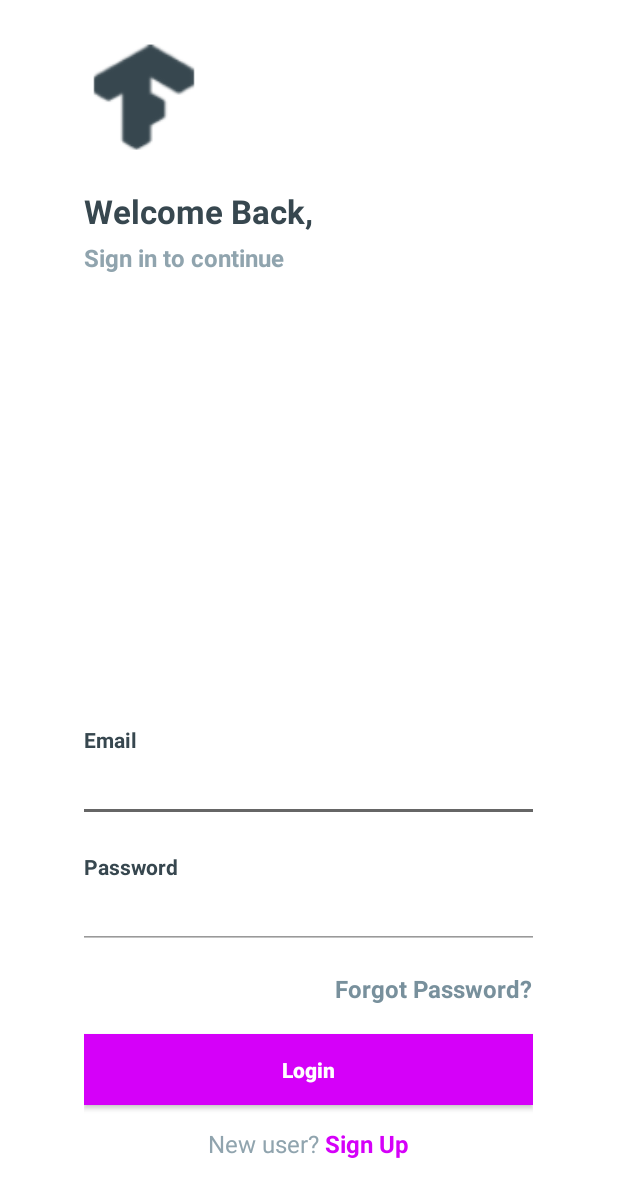
After one commit to C-Aniruddh/deepblue_2019, an Android app: the LoginActivity screen opened directly, with no data from a screen before it, on a phone screen of 412 x 824 dp. The commit adds this screen. Shown: the top 1197 px of the screen. Run offline under Robolectric (Android 15) with nearby library versions, the phone set to English and light mode, and no system bars; libraries missing offline, so code that uses them is left out: com.afollestad.bridge; pictures from the network do not load.

Commit message:
dbs4: android update

```diff
--- a/app/build.gradle
+++ b/app/build.gradle
@@ -79,6 +79,10 @@ dependencies {
     implementation 'com.klinkerapps:sliding-activity:1.5.2'
     implementation "com.google.ar.sceneform.ux:sceneform-ux:1.6.0"
 
+    implementation('com.afollestad:bridge:5.1.2') {
+        exclude group: 'org.json', module: 'json'
+    }
+
 }
 
 
--- a/app/src/main/AndroidManifest.xml
+++ b/app/src/main/AndroidManifest.xml
@@ -82,7 +82,8 @@
             android:taskAffinity=""
             android:theme="@style/Theme.Sliding.Light" />
         <activity android:name=".ManualMode" />
-        <activity android:name=".CameraCalibration"></activity>
+        <activity android:name=".CameraCalibration" />
+        <activity android:name=".LoginActivity"></activity>
     </application>
 
 </manifest>
--- a/app/src/main/java/io/aniruddh/deepblue/Constants.java
+++ b/app/src/main/java/io/aniruddh/deepblue/Constants.java
@@ -1,4 +1,4 @@
-package io.aniruddh.deepblue.tensorflow;
+package io.aniruddh.deepblue;
 
 public class Constants {
     public static final String SERVER_API = "http://192.168.0.106:5000/mobile/";
--- a/app/src/main/java/io/aniruddh/deepblue/DashboardActivity.java
+++ b/app/src/main/java/io/aniruddh/deepblue/DashboardActivity.java
@@ -2,6 +2,7 @@ package io.aniruddh.deepblue;
 
 import android.content.Context;
 import android.content.Intent;
+import android.content.SharedPreferences;
 import android.graphics.PorterDuff;
 import android.hardware.camera2.CameraAccessException;
 import android.hardware.camera2.CameraCharacteristics;
@@ -9,6 +10,7 @@ import android.hardware.camera2.CameraManager;
 import android.net.Uri;
 import android.os.Build;
 import android.os.Bundle;
+import android.preference.PreferenceManager;
 import android.support.annotation.RequiresApi;
 import android.support.design.widget.TabLayout;
 import android.support.v4.app.Fragment;
@@ -56,6 +58,12 @@ public class DashboardActivity extends AppCompatActivity implements HomeFragment
 
         CameraManager manager =
                 (CameraManager)getSystemService(CAMERA_SERVICE);
+
+        SharedPreferences prefs = PreferenceManager.getDefaultSharedPreferences(getApplicationContext());
+        if (!prefs.getBoolean("logged", false)) {
+            Intent startLogin = new Intent(DashboardActivity.this, LoginActivity.class);
+            startActivity(startLogin);
+        }
 
         try {
             for (String cameraId : manager.getCameraIdList()) {
--- a/app/src/main/java/io/aniruddh/deepblue/IssueActivity.java
+++ b/app/src/main/java/io/aniruddh/deepblue/IssueActivity.java
@@ -1,6 +1,5 @@
 package io.aniruddh.deepblue;
 
-import android.media.Image;
 import android.os.Bundle;
 import android.support.annotation.NonNull;
 import android.support.design.widget.BottomSheetBehavior;
@@ -23,10 +22,7 @@ import com.google.android.gms.maps.model.Marker;
 import com.google.android.gms.maps.model.MarkerOptions;
 
 
-
-import io.aniruddh.deepblue.R;
 import io.aniruddh.deepblue.models.Issue;
-import io.aniruddh.deepblue.tensorflow.Constants;
 import io.aniruddh.deepblue.utils.Tools;
 
 public class IssueActivity extends AppCompatActivity {
--- /dev/null
+++ b/app/src/main/java/io/aniruddh/deepblue/LoginActivity.java
@@ -0,0 +1,84 @@
+package io.aniruddh.deepblue;
+
+import android.os.StrictMode;
+import android.support.design.widget.Snackbar;
+import android.support.design.widget.TextInputEditText;
+import android.support.v7.app.AppCompatActivity;
+import android.os.Bundle;
+import android.text.Editable;
+import android.view.View;
+import android.widget.Button;
+
+import com.afollestad.bridge.Bridge;
+import com.afollestad.bridge.BridgeException;
+import com.afollestad.bridge.Form;
+import com.afollestad.bridge.Request;
+
+import io.aniruddh.deepblue.R;
+import io.aniruddh.deepblue.utils.Tools;
+
+public class LoginActivity extends AppCompatActivity {
+
+    private View parent_view;
+    private Button loginButton;
+    private TextInputEditText usernameEdit;
+    private TextInputEditText passwordEdit;
+
+    @Override
+    protected void onCreate(Bundle savedInstanceState) {
+        super.onCreate(savedInstanceState);
+        setContentView(R.layout.activity_login);
+        parent_view = findViewById(android.R.id.content);
+
+
+        Tools.setSystemBarColor(this, android.R.color.white);
+        Tools.setSystemBarLight(this);
+
+
+        usernameEdit = (TextInputEditText) findViewById(R.id.usernameEdit);
+        passwordEdit = (TextInputEditText) findViewById(R.id.passwordEdit);
+
+        ((View) findViewById(R.id.forgot_password)).setOnClickListener(new View.OnClickListener() {
+            @Override
+            public void onClick(View view) {
+                Snackbar.make(parent_view, "Forgot Password", Snackbar.LENGTH_SHORT).show();
+            }
+        });
+        ((View) findViewById(R.id.sign_up)).setOnClickListener(new View.OnClickListener() {
+            @Override
+            public void onClick(View view) {
+                Snackbar.make(parent_view, "Sign Up", Snackbar.LENGTH_SHORT).show();
+            }
+        });
+
+        loginButton = (Button) findViewById(R.id.login_button);
+
+        loginButton.setOnClickListener(new View.OnClickListener() {
+            @Override
+            public void onClick(View view) {
+                Editable usernameEditable = usernameEdit.getText();
+                Editable passwordEditable = passwordEdit.getText();
+                String username = usernameEditable.toString();
+                String password = passwordEditable.toString();
+
+                StrictMode.ThreadPolicy policy = new StrictMode.ThreadPolicy.Builder().permitAll().build();
+                StrictMode.setThreadPolicy(policy);
+
+                String login_endpoint = Constants.SERVER_API + "login";
+
+                Form form = new Form()
+                        .add("email", username)
+                        .add("password", password);
+                try {
+                    Request request = Bridge
+                            .post(login_endpoint)
+                            .body(form)
+                            .request();
+                } catch (BridgeException e) {
+                    e.printStackTrace();
+                }
+
+            }
+        });
+    }
+}
--- a/app/src/main/java/io/aniruddh/deepblue/SingleIssueActivity.java
+++ b/app/src/main/java/io/aniruddh/deepblue/SingleIssueActivity.java
@@ -1,9 +1,6 @@
 package io.aniruddh.deepblue;
 
 import android.content.Context;
-import android.content.Intent;
-import android.support.design.widget.BottomSheetBehavior;
-import android.support.v7.app.AppCompatActivity;
 import android.os.Bundle;
 import android.view.View;
 import android.widget.ImageView;
@@ -22,7 +19,6 @@ import com.klinker.android.sliding.MultiShrinkScroller;
 import com.klinker.android.sliding.SlidingActivity;
 
 import io.aniruddh.deepblue.models.Issue;
-import io.aniruddh.deepblue.tensorflow.Constants;
 import io.aniruddh.deepblue.utils.Tools;
 import io.github.inflationx.calligraphy3.CalligraphyConfig;
 import io.github.inflationx.calligraphy3.CalligraphyInterceptor;
--- a/app/src/main/java/io/aniruddh/deepblue/fragments/IssueFragment.java
+++ b/app/src/main/java/io/aniruddh/deepblue/fragments/IssueFragment.java
@@ -26,9 +26,8 @@ import com.google.gson.reflect.TypeToken;
 import java.util.ArrayList;
 import java.util.List;
 
-import io.aniruddh.deepblue.IssueActivity;
 import io.aniruddh.deepblue.SingleIssueActivity;
-import io.aniruddh.deepblue.tensorflow.Constants;
+import io.aniruddh.deepblue.Constants;
 import io.aniruddh.deepblue.network.NetworkClass;
 import io.aniruddh.deepblue.R;
 import io.aniruddh.deepblue.models.Issue;
--- /dev/null
+++ b/app/src/main/res/drawable/btn_purple_a400.xml
@@ -0,0 +1,43 @@
+<?xml version="1.0" encoding="utf-8"?>
+<selector xmlns:android="http://schemas.android.com/apk/res/android">
+    <item android:state_pressed="true">
+
+        <layer-list>
+            <item android:bottom="4dp" android:left="4dp" android:right="4dp" android:top="4dp">
+                <shape android:shape="rectangle">
+                    <solid android:color="@color/purple_A700" />
+                    <padding android:bottom="0dp" android:left="0dp" android:right="0dp" android:top="0dp" />
+                    <size android:width="110dp" android:height="40dp" />
+                </shape>
+            </item>
+        </layer-list>
+
+    </item>
+    <item android:state_focused="true">
+
+        <layer-list>
+            <item android:bottom="4dp" android:left="4dp" android:right="4dp" android:top="4dp">
+                <shape android:shape="rectangle">
+                    <solid android:color="@color/purple_A700" />
+                    <padding android:bottom="0dp" android:left="0dp" android:right="0dp" android:top="0dp" />
+                    <size android:width="110dp" android:height="40dp" />
+                </shape>
+            </item>
+        </layer-list>
+
+    </item>
+
+    <item>
+
+        <layer-list>
+            <item android:bottom="4dp" android:left="4dp" android:right="4dp" android:top="4dp">
+                <shape android:shape="rectangle">
+                    <solid android:color="@color/purple_A400" />
+                    <padding android:bottom="0dp" android:left="0dp" android:right="0dp" android:top="0dp" />
+                    <size android:width="110dp" android:height="40dp" />
+                </shape>
+            </item>
+        </layer-list>
+
+    </item>
+</selector>
--- a/app/src/main/res/layout/activity_dashboard.xml
+++ b/app/src/main/res/layout/activity_dashboard.xml
@@ -39,8 +39,8 @@
         android:id="@+id/tab_layout"
         android:layout_width="match_parent"
         android:layout_height="@dimen/spacing_xxlarge"
-        android:background="@android:color/black"
-        app:popupTheme="@style/ThemeOverlay.AppCompat"
+        android:background="@android:color/white"
+        app:popupTheme="@style/ThemeOverlay.AppCompat.Light"
         app:tabIndicatorHeight="0dp"
         app:tabMode="fixed"
         app:theme="@style/Toolbar.Light" />
--- /dev/null
+++ b/app/src/main/res/layout/activity_login.xml
@@ -0,0 +1,175 @@
+<?xml version="1.0" encoding="utf-8"?>
+<LinearLayout xmlns:android="http://schemas.android.com/apk/res/android"
+    android:layout_width="match_parent"
+    android:layout_height="match_parent"
+    android:background="@android:color/white"
+    android:orientation="vertical">
+
+    <RelativeLayout
+        android:layout_width="match_parent"
+        android:layout_height="match_parent">
+
+        <LinearLayout
+            android:layout_width="330dp"
+            android:layout_height="match_parent"
+            android:layout_centerInParent="true"
+            android:orientation="vertical"
+            android:padding="@dimen/spacing_large">
+
+            <View
+                android:layout_width="0dp"
+                android:layout_height="@dimen/spacing_middle" />
+
+            <ImageView
+                android:layout_width="80dp"
+                android:layout_height="80dp"
+                android:src="@drawable/ic_launcher"
+                android:tint="@color/blue_grey_800" />
+
+            <View
+                android:layout_width="0dp"
+                android:layout_height="@dimen/spacing_large" />
+
+            <TextView
+                android:layout_width="wrap_content"
+                android:layout_height="wrap_content"
+                android:layout_marginTop="@dimen/spacing_medium"
+                android:text="Welcome Back,"
+                android:textAppearance="@style/Base.TextAppearance.AppCompat.Large"
+                android:textColor="@color/blue_grey_800"
+                android:textStyle="bold" />
+
+            <TextView
+                android:layout_width="wrap_content"
+                android:layout_height="wrap_content"
+                android:layout_marginTop="@dimen/spacing_medium"
+                android:text="Sign in to continue"
+                android:textAppearance="@style/Base.TextAppearance.AppCompat.Subhead"
+                android:textColor="@color/blue_grey_300"
+                android:textStyle="bold" />
+
+            <View
+                android:layout_width="0dp"
+                android:layout_height="0dp"
+                android:layout_weight="1" />
+
+            <TextView
+                android:layout_width="wrap_content"
+                android:layout_height="wrap_content"
+                android:text="Email"
+                android:textAlignment="center"
+                android:textAppearance="@style/Base.TextAppearance.AppCompat.Small"
+                android:textColor="@color/blue_grey_800"
+                android:textStyle="bold" />
+
+            <android.support.design.widget.TextInputEditText
+                android:layout_width="match_parent"
+                android:layout_height="wrap_content"
+                android:layout_marginLeft="-4dp"
+                android:id="@+id/usernameEdit"
+                android:layout_marginRight="-4dp"
+                android:inputType="text"
+                android:maxLength="50"
+                android:maxLines="1"
+                android:singleLine="true"
+                android:textColor="@color/blue_grey_300"
+                android:theme="@style/EditText.Grey" />
+
+            <View
+                android:layout_width="0dp"
+                android:layout_height="@dimen/spacing_mlarge" />
+
+            <TextView
+                android:layout_width="wrap_content"
+                android:layout_height="wrap_content"
+                android:text="Password"
+                android:textAlignment="center"
+                android:textAppearance="@style/Base.TextAppearance.AppCompat.Small"
+                android:textColor="@color/blue_grey_800"
+                android:textStyle="bold" />
+
+            <android.support.design.widget.TextInputEditText
+                android:layout_width="match_parent"
+                android:layout_height="wrap_content"
+                android:layout_marginLeft="-4dp"
+                android:layout_marginRight="-4dp"
+                android:inputType="textPassword"
+                android:id="@+id/passwordEdit"
+                android:maxLength="50"
+                android:maxLines="1"
+                android:singleLine="true"
+                android:textColor="@color/blue_grey_300"
+                android:theme="@style/EditText.Grey" />
+
+            <View
+                android:layout_width="0dp"
+                android:layout_height="@dimen/spacing_middle" />
+
+            <TextView
+                android:id="@+id/forgot_password"
+                android:layout_width="wrap_content"
+                android:layout_height="wrap_content"
+                android:layout_gravity="right|end"
+                android:layout_marginTop="@dimen/spacing_medium"
+                android:clickable="true"
+                android:text="Forgot Password?"
+                android:textAlignment="center"
+                android:textAppearance="@style/Base.TextAppearance.AppCompat.Subhead"
+                android:textColor="@color/blue_grey_400"
+                android:textStyle="bold" />
+
+            <View
+                android:layout_width="0dp"
+                android:layout_height="@dimen/spacing_large" />
+
+            <Button
+                android:layout_width="match_parent"
+                android:layout_height="55dp"
+                android:layout_marginLeft="-4dp"
+                android:layout_marginRight="-4dp"
+                android:background="@drawable/btn_purple_a400"
+                android:text="Login"
+                android:id="@+id/login_button"
+                android:textAllCaps="false"
+                android:textColor="@android:color/white"
+                android:textStyle="bold" />
+
+            <View
+                android:layout_width="0dp"
+                android:layout_height="@dimen/spacing_medium" />
+
+            <LinearLayout
+                android:layout_width="match_parent"
+                android:layout_height="wrap_content"
+                android:layout_marginTop="@dimen/spacing_medium"
+                android:gravity="center"
+                android:orientation="horizontal">
+
+                <TextView
+                    android:layout_width="wrap_content"
+                    android:layout_height="wrap_content"
+                    android:text="New user? "
+                    android:textAppearance="@style/Base.TextAppearance.AppCompat.Subhead"
+                    android:textColor="@color/blue_grey_300" />
+
+                <TextView
+                    android:id="@+id/sign_up"
+                    android:layout_width="wrap_content"
+                    android:layout_height="wrap_content"
+                    android:clickable="true"
+                    android:text="Sign Up"
+                    android:textAppearance="@style/Base.TextAppearance.AppCompat.Subhead"
+                    android:textColor="@color/purple_A400"
+                    android:textStyle="bold" />
+
+            </LinearLayout>
+
+            <View
+                android:layout_width="0dp"
+                android:layout_height="@dimen/spacing_xlarge" />
+
+        </LinearLayout>
+
+    </RelativeLayout>
+
+</LinearLayout>
--- a/build.gradle
+++ b/build.gradle
@@ -21,6 +21,9 @@ allprojects {
         maven {
             url "https://jitpack.io"
         }
+        maven {
+            url "https://dl.bintray.com/drummer-aidan/maven"
+        }
     }
 }
 
```
Also changed, not shown: 849 other files.
